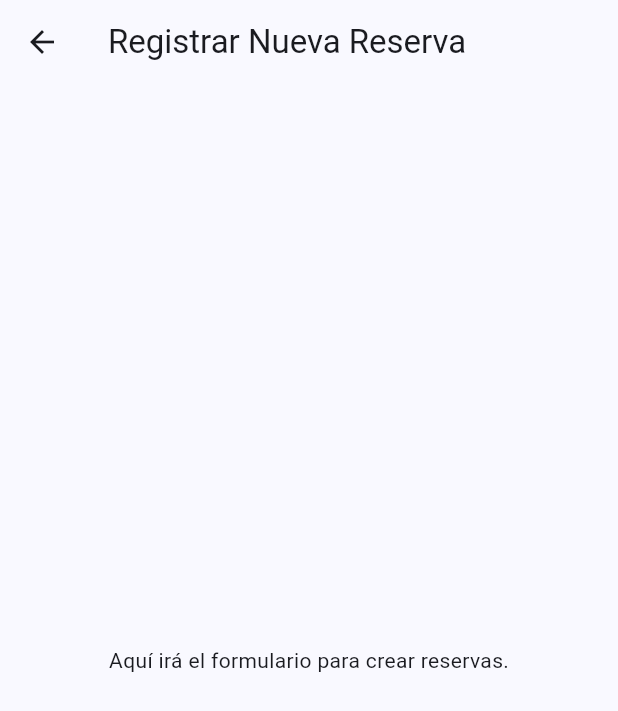
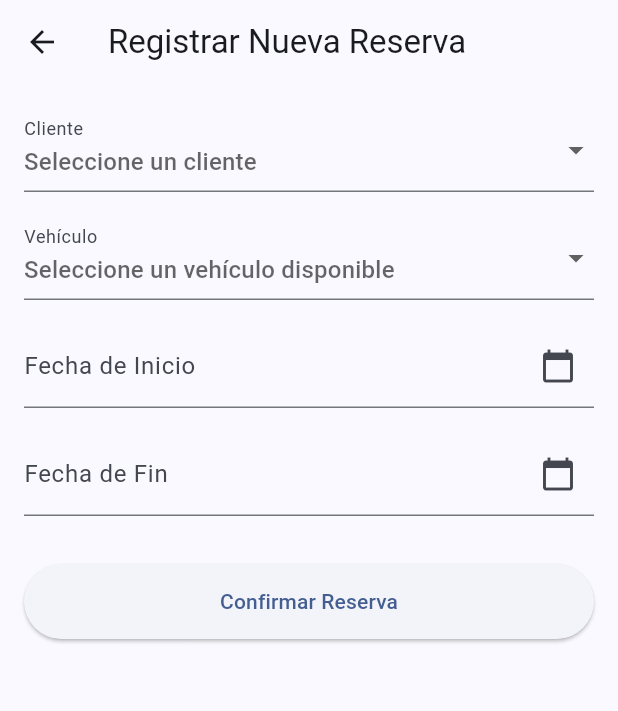
Before and after one commit to MarceloPauls/Front-End_Segundo_Parcial, a Flutter app: the NuevaReservaScreen screen opened by its route, on a phone screen of 412 x 824 dp. Shown: the top 711 px of the screen. Run offline on Flutter 3.47's test engine with Material 3 defaults, Android fonts, the phone set to English and light mode, and no system bars.

Commit message:
Modulo 3 completado

```diff
--- a/alquiler_autos_app/lib/main.dart
+++ b/alquiler_autos_app/lib/main.dart
@@ -7,36 +7,12 @@ import 'services/reserva_service.dart';
 import 'services/entrega_service.dart';
 import 'screens/vehiculos_screen.dart';
 import 'screens/clientes_screen.dart';
+import 'screens/reservas_screen.dart';
+import 'screens/nueva_reserva_screen.dart';
 
 // --- (Más adelante, moverás estas pantallas a sus propios archivos) ---
 // --- PANTALLAS DE MARCADOR DE POSICIÓN ---
 
-
-
-
-// Pantalla para Módulo 3 (Formulario): Nueva Reserva
-class NuevaReservaScreen extends StatelessWidget {
-  const NuevaReservaScreen({super.key});
-  @override
-  Widget build(BuildContext context) {
-    return Scaffold(
-      appBar: AppBar(title: const Text('Registrar Nueva Reserva')),
-      body: const Center(child: Text('Aquí irá el formulario para crear reservas.')),
-    );
-  }
-}
-
-// Pantalla para Módulo 3 (Ver): Reservas Activas
-class ReservasScreen extends StatelessWidget {
-  const ReservasScreen({super.key});
-  @override
-  Widget build(BuildContext context) {
-    return Scaffold(
-      appBar: AppBar(title: const Text('Reservas Activas')),
-      body: const Center(child: Text('Aquí irá la lista de reservas activas.')),
-    );
-  }
-}
 
 // Pantalla para Módulo 4: Registrar Entrega
 class EntregasScreen extends StatelessWidget {
--- /dev/null
+++ b/alquiler_autos_app/lib/screens/nueva_reserva_screen.dart
@@ -0,0 +1,220 @@
+import 'package:flutter/material.dart';
+import 'package:provider/provider.dart';
+import 'package:intl/intl.dart';
+
+import '../models/reserva.dart';
+import '../models/cliente.dart';
+import '../models/vehiculo.dart';
+import '../services/cliente_service.dart';
+import '../services/vehiculo_service.dart';
+import '../services/reserva_service.dart';
+
+class NuevaReservaScreen extends StatefulWidget {
+  const NuevaReservaScreen({super.key});
+
+  @override
+  State<NuevaReservaScreen> createState() => _NuevaReservaScreenState();
+}
+
+class _NuevaReservaScreenState extends State<NuevaReservaScreen> {
+  final _formKey = GlobalKey<FormState>();
+
+  // Variables para guardar la selección del formulario
+  Cliente? _selectedCliente;
+  Vehiculo? _selectedVehiculo;
+  DateTime? _fechaInicio;
+  DateTime? _fechaFin;
+
+  // Controladores para los campos de fecha
+  final TextEditingController _fechaInicioController = TextEditingController();
+  final TextEditingController _fechaFinController = TextEditingController();
+
+  @override
+  void dispose() {
+    _fechaInicioController.dispose();
+    _fechaFinController.dispose();
+    super.dispose();
+  }
+
+  // --- Lógica para mostrar el DatePicker ---
+  Future<void> _selectFecha(BuildContext context, bool esFechaInicio) async {
+    final DateTime? picked = await showDatePicker(
+      context: context,
+      initialDate: DateTime.now(),
+      firstDate: DateTime.now(), // No se pueden reservar fechas pasadas
+      lastDate: DateTime(2101),
+    );
+    if (picked != null) {
+      setState(() {
+        final formattedDate = DateFormat('dd/MM/yyyy').format(picked);
+        if (esFechaInicio) {
+          _fechaInicio = picked;
+          _fechaInicioController.text = formattedDate;
+        } else {
+          _fechaFin = picked;
+          _fechaFinController.text = formattedDate;
+        }
+      });
+    }
+  }
+
+  // --- Lógica para guardar la reserva ---
+  void _guardarReserva() {
+    // Validar que todo esté seleccionado
+    if (_formKey.currentState!.validate() &&
+        _selectedCliente != null &&
+        _selectedVehiculo != null &&
+        _fechaInicio != null &&
+        _fechaFin != null) {
+
+      // Validar que fecha fin sea después de fecha inicio
+      if (_fechaFin!.isBefore(_fechaInicio!)) {
+        ScaffoldMessenger.of(context).showSnackBar(
+          const SnackBar(
+            content: Text('Error: La fecha de fin no puede ser anterior a la fecha de inicio.'),
+            backgroundColor: Colors.red,
+          ),
+        );
+        return;
+      }
+
+      // Obtener los servicios (con context.read)
+      final reservaService = context.read<ReservaService>();
+      final vehiculoService = context.read<VehiculoService>();
+
+      // Crear el objeto Reserva
+      final nuevaReserva = Reserva(
+        idReserva: DateTime.now().millisecondsSinceEpoch.toString(), // ID simple
+        idCliente: _selectedCliente!.idCliente,
+        idVehiculo: _selectedVehiculo!.idVehiculo,
+        fechaInicio: _fechaInicio!,
+        fechaFin: _fechaFin!,
+      );
+
+      // Llamar al método del servicio
+      reservaService.agregarReserva(nuevaReserva, vehiculoService);
+
+      // Mostrar confirmación y volver
+      ScaffoldMessenger.of(context).showSnackBar(
+        const SnackBar(
+          content: Text('¡Reserva registrada con éxito!'),
+          backgroundColor: Colors.green,
+        ),
+      );
+      Navigator.of(context).pop();
+
+    } else {
+      // Mostrar error si falta algo
+      ScaffoldMessenger.of(context).showSnackBar(
+        const SnackBar(
+          content: Text('Por favor, complete todos los campos.'),
+          backgroundColor: Colors.red,
+        ),
+      );
+    }
+  }
+
+  @override
+  Widget build(BuildContext context) {
+    // Obtenemos los servicios para llenar los Dropdowns
+    final clienteService = context.watch<ClienteService>();
+    final vehiculoService = context.watch<VehiculoService>();
+
+    // REQUISITO: Solo mostrar vehículos disponibles
+    final vehiculosDisponibles = vehiculoService.vehiculos
+        .where((v) => v.disponible == 'Sí')
+        .toList();
+
+    return Scaffold(
+      appBar: AppBar(
+        title: const Text('Registrar Nueva Reserva'),
+      ),
+      body: Padding(
+        padding: const EdgeInsets.all(16.0),
+        child: Form(
+          key: _formKey,
+          child: SingleChildScrollView(
+            child: Column(
+              children: [
+                // --- Dropdown de Clientes ---
+                DropdownButtonFormField<Cliente>(
+                  value: _selectedCliente,
+                  decoration: const InputDecoration(labelText: 'Cliente'),
+                  hint: const Text('Seleccione un cliente'),
+                  items: clienteService.clientes.map((Cliente cliente) {
+                    return DropdownMenuItem<Cliente>(
+                      value: cliente,
+                      child: Text('${cliente.nombre} ${cliente.apellido}'),
+                    );
+                  }).toList(),
+                  onChanged: (Cliente? newValue) {
+                    setState(() {
+                      _selectedCliente = newValue;
+                    });
+                  },
+                  validator: (value) => value == null ? 'Campo requerido' : null,
+                ),
+                const SizedBox(height: 16),
+
+                // --- Dropdown de Vehículos (SOLO DISPONIBLES) ---
+                DropdownButtonFormField<Vehiculo>(
+                  value: _selectedVehiculo,
+                  decoration: const InputDecoration(labelText: 'Vehículo'),
+                  hint: const Text('Seleccione un vehículo disponible'),
+                  items: vehiculosDisponibles.map((Vehiculo vehiculo) {
+                    return DropdownMenuItem<Vehiculo>(
+                      value: vehiculo,
+                      child: Text('${vehiculo.marca} ${vehiculo.modelo} (${vehiculo.anio})'),
+                    );
+                  }).toList(),
+                  onChanged: (Vehiculo? newValue) {
+                    setState(() {
+                      _selectedVehiculo = newValue;
+                    });
+                  },
+                  validator: (value) => value == null ? 'Campo requerido' : null,
+                ),
+                const SizedBox(height: 16),
+
+                // --- Campo Fecha Inicio ---
+                TextFormField(
+                  controller: _fechaInicioController,
+                  decoration: const InputDecoration(
+                    labelText: 'Fecha de Inicio',
+                    suffixIcon: Icon(Icons.calendar_today),
+                  ),
+                  readOnly: true, // Evita que el usuario escriba
+                  onTap: () => _selectFecha(context, true), // Muestra el picker
+                  validator: (value) => value == null || value.isEmpty ? 'Campo requerido' : null,
+                ),
+                const SizedBox(height: 16),
+
+                // --- Campo Fecha Fin ---
+                TextFormField(
+                  controller: _fechaFinController,
+                  decoration: const InputDecoration(
+                    labelText: 'Fecha de Fin',
+                    suffixIcon: Icon(Icons.calendar_today),
+                  ),
+                  readOnly: true,
+                  onTap: () => _selectFecha(context, false),
+                  validator: (value) => value == null || value.isEmpty ? 'Campo requerido' : null,
+                ),
+                const SizedBox(height: 32),
+
+                // --- Botón Guardar ---
+                ElevatedButton(
+                  onPressed: _guardarReserva,
+                  style: ElevatedButton.styleFrom(
+                    minimumSize: const Size(double.infinity, 50),
+                  ),
+                  child: const Text('Confirmar Reserva'),
+                ),
+              ],
+            ),
+          ),
+        ),
+      ),
+    );
+  }
+}
--- a/alquiler_autos_app/pubspec.yaml
+++ b/alquiler_autos_app/pubspec.yaml
@@ -35,6 +35,7 @@ dependencies:
   # Use with the CupertinoIcons class for iOS style icons.
   cupertino_icons: ^1.0.8
   provider: ^6.1.5+1
+  intl: ^0.20.2
 
 dev_dependencies:
   flutter_test:
```
Also changed, not shown: alquiler_autos_app/lib/screens/reservas_screen.dart (added, +72 -0 lines), alquiler_autos_app/lib/services/vehiculo_service.dart (+8 -1 lines), alquiler_autos_app/pubspec.lock.
